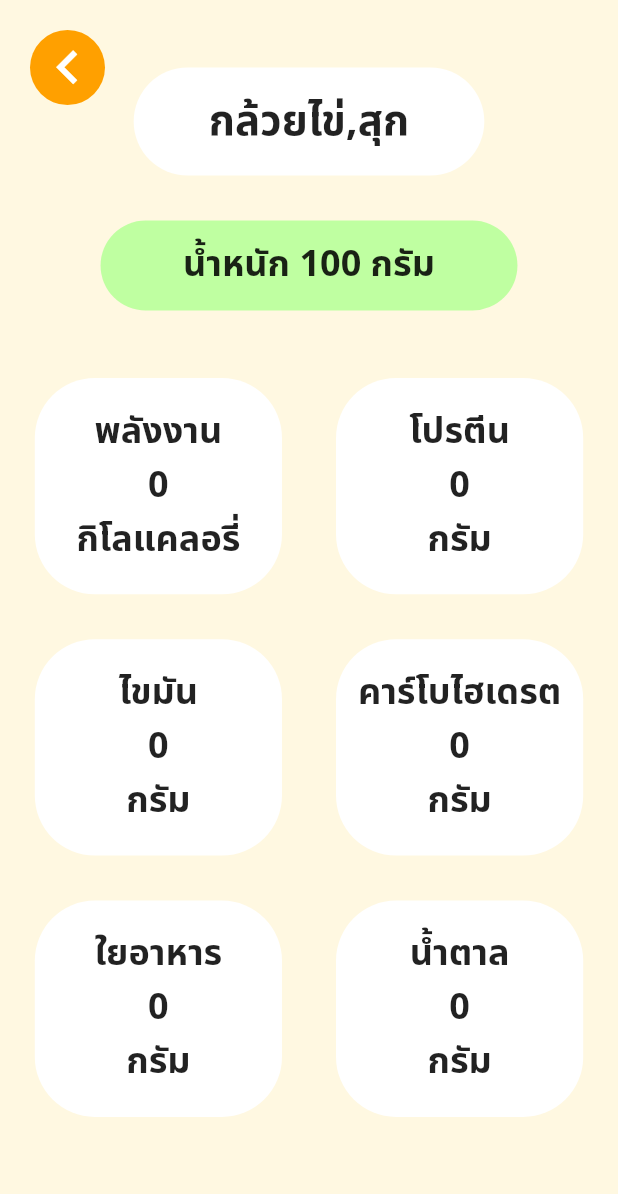
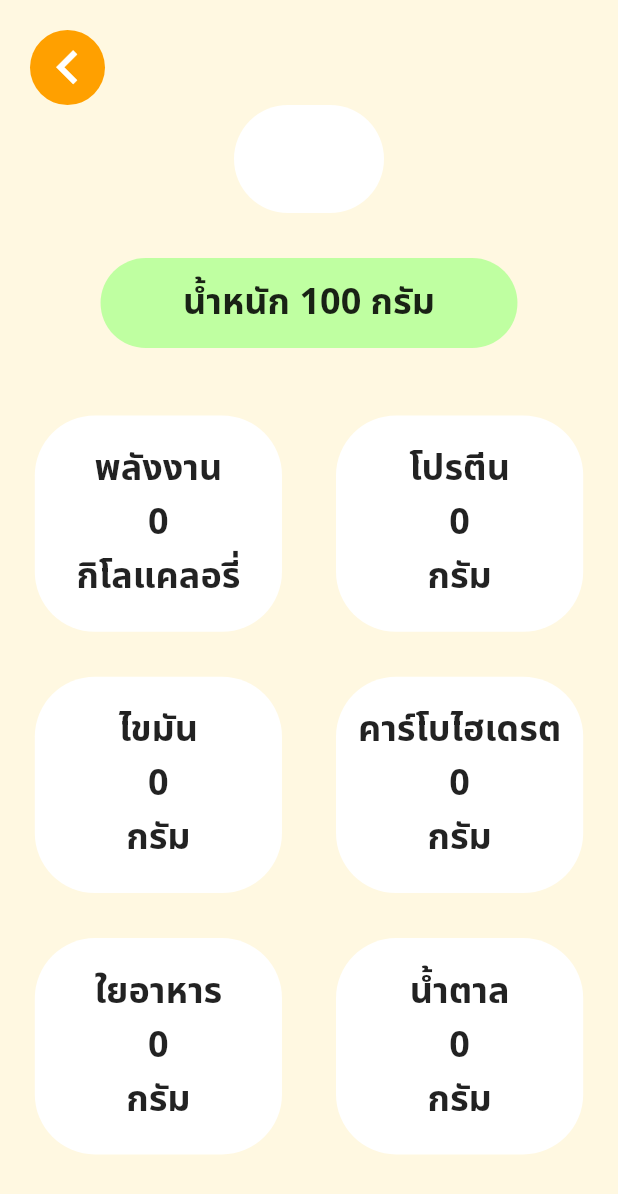
Before and after one commit to AINutritionProject/KinDeeUDee, a Flutter app: the FoodAdvanceDetailPage screen opened directly with empty values, on a phone screen of 412 x 824 dp. Shown: the top 1194 px of the screen. Run offline on Flutter 3.47's test engine with Material 2 defaults, Android fonts, the phone set to English and light mode, and no system bars; our stand-ins replace camera, cloud_firestore, csv, dotted_border, email_validator, firebase_auth and 7 more; accounts and stored records are empty.

Commit message:
add more reresponsive layout V2

```diff
--- a/lib/pages/food_advance_detail.dart
+++ b/lib/pages/food_advance_detail.dart
@@ -47,17 +47,18 @@ class FoodAdvanceDetailPage extends StatelessWidget {
                         Align(
                           alignment: Alignment.center,
                           child: Padding(
-                        padding: const EdgeInsets.fromLTRB(0, 45, 0, 20),
+                            padding: const EdgeInsets.fromLTRB(0, 70, 0, 20),
                             child: Container(
-                          padding: const EdgeInsets.fromLTRB(50, 15, 50, 15),
+                              padding:
+                                  const EdgeInsets.fromLTRB(50, 15, 50, 15),
                               decoration: BoxDecoration(
                                   color: Colors.white,
                                   borderRadius: BorderRadius.circular(50)),
-                          constraints:
-                              const BoxConstraints(minWidth: 100, minHeight: 50),
-                          child: const Text(
-                            'กล้วยไข่,สุก',
-                            style: TextStyle(
+                              constraints: const BoxConstraints(
+                                  minWidth: 100, minHeight: 50),
+                              child: Text(
+                                foodDetail.name,
+                                style: const TextStyle(
                                     fontSize: 28, fontWeight: FontWeight.bold),
                               ),
                             ),
@@ -65,7 +66,6 @@ class FoodAdvanceDetailPage extends StatelessWidget {
                         ),
                       ],
                     ),
-
                     Padding(
                       padding: const EdgeInsets.fromLTRB(0, 10, 0, 30),
                       child: Container(
@@ -84,7 +84,8 @@ class FoodAdvanceDetailPage extends StatelessWidget {
                     BoxNutritionDetail(
                       width: screenSizeData.screenSizeWidth,
                       height: screenSizeData.screenHeight,
-                      textDetailLeft: "พลังงาน\n${foodDetail.power}\nกิโลแคลอรี่",
+                      textDetailLeft:
+                          "พลังงาน\n${foodDetail.power}\nกิโลแคลอรี่",
                       textDetailRight: 'โปรตีน\n${foodDetail.protein}\nกรัม',
                     ),
                     BoxNutritionDetail(
```
Also changed, not shown: lib/pages/home.dart (+38 -23 lines), lib/pages/welcome.dart (+5 -4 lines). Lines whose indentation alone changed are shown as unchanged.
